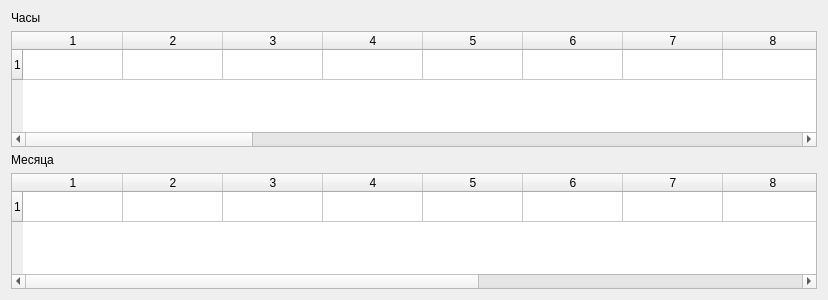
First picture: the form in AraSteamManager/subform/formstatistics.ui, repository Arankir/AraSteamManager, before the edit.
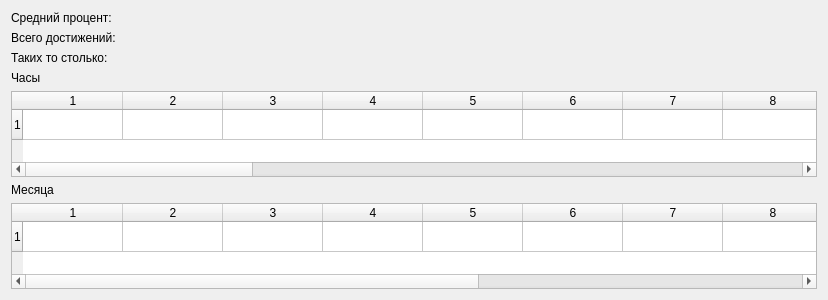
Second picture: the form after the edit.

Diff of the .ui file:
```diff
--- a/AraSteamManager/subform/formstatistics.ui
+++ b/AraSteamManager/subform/formstatistics.ui
@@ -14,6 +14,30 @@
    <string>Form</string>
   </property>
   <layout class="QVBoxLayout" name="verticalLayout">
+   <item>
+    <widget class="QLabel" name="LabelAveragePercent">
+     <property name="text">
+      <string>Средний процент: </string>
+     </property>
+    </widget>
+   </item>
+   <item>
+    <widget class="QLabel" name="LabelSummColumn">
+     <property name="text">
+      <string>Всего достижений:</string>
+     </property>
+    </widget>
+   </item>
+   <item>
+    <widget class="QLabel" name="LabelNumOf">
+     <property name="text">
+      <string>Таких то столько:</string>
+     </property>
+     <property name="wordWrap">
+      <bool>true</bool>
+     </property>
+    </widget>
+   </item>
    <item>
     <widget class="QLabel" name="label">
      <property name="text">
```
